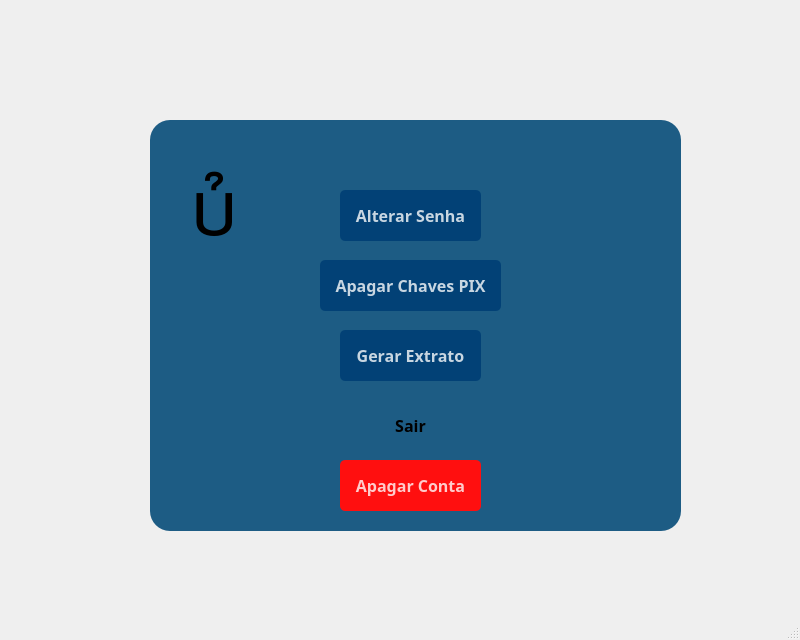
Qt form tela_perfil.ui (WesleyKennedyCattaneo/stonks_bank) before a commit.
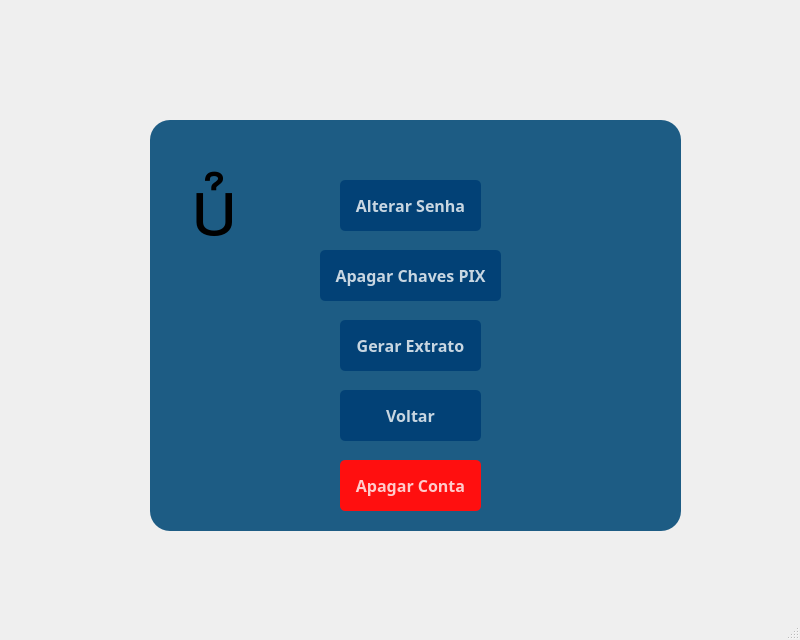
The same form after that commit.

Diff of the .ui file:
```diff
--- a/tela_perfil.ui
+++ b/tela_perfil.ui
@@ -105,7 +105,7 @@
      <property name="geometry">
       <rect>
        <x>190</x>
-       <y>70</y>
+       <y>60</y>
        <width>141</width>
        <height>51</height>
       </rect>
@@ -141,46 +141,6 @@
       <string>Alterar Senha</string>
      </property>
     </widget>
-    <widget class="QPushButton" name="voltar_botao">
-     <property name="geometry">
-      <rect>
-       <x>190</x>
-       <y>280</y>
-       <width>141</width>
-       <height>51</height>
-      </rect>
-     </property>
-     <property name="font">
-      <font>
-       <family>Arial Black</family>
-       <pointsize>12</pointsize>
-       <weight>75</weight>
-       <bold>true</bold>
-      </font>
-     </property>
-     <property name="styleSheet">
-      <string notr="true">
-QPushButton#sairButton{
-background-color:rgba(2, 65, 118, 255);
-color:rgba(255, 255, 255, 200);
-border-radius:5px;
-}
-
-QPushButton#sairButton:pressed{
-padding-left:5px;
-padding-top:5px;
-background-color:qlineargradient(spread:pad, x1:1, y1:1, x2:1, y2:0, stop:0 rgba(66, 199, 255, 100), stop:1 rgba(255, 255, 255, 100));
-}
-
-QPushButton#sairButton{
-background-color:rgba(2, 65, 118, 255);
-}
-</string>
-     </property>
-     <property name="text">
-      <string>Sair</string>
-     </property>
-    </widget>
     <widget class="QLabel" name="name_label">
      <property name="geometry">
       <rect>
@@ -257,7 +217,7 @@
      <property name="geometry">
       <rect>
        <x>170</x>
-       <y>140</y>
+       <y>130</y>
        <width>181</width>
        <height>51</height>
       </rect>
@@ -297,7 +257,7 @@
      <property name="geometry">
       <rect>
        <x>190</x>
-       <y>210</y>
+       <y>200</y>
        <width>141</width>
        <height>51</height>
       </rect>
@@ -333,6 +293,46 @@
       <string>Gerar Extrato</string>
      </property>
     </widget>
+    <widget class="QPushButton" name="voltarButton">
+     <property name="geometry">
+      <rect>
+       <x>190</x>
+       <y>270</y>
+       <width>141</width>
+       <height>51</height>
+      </rect>
+     </property>
+     <property name="font">
+      <font>
+       <family>Arial Black</family>
+       <pointsize>12</pointsize>
+       <weight>75</weight>
+       <bold>true</bold>
+      </font>
+     </property>
+     <property name="styleSheet">
+      <string notr="true">
+QPushButton#voltarButton{
+background-color:rgba(2, 65, 118, 255);
+color:rgba(255, 255, 255, 200);
+border-radius:5px;
+}
+
+QPushButton#voltarButton:pressed{
+padding-left:5px;
+padding-top:5px;
+background-color:qlineargradient(spread:pad, x1:1, y1:1, x2:1, y2:0, stop:0 rgba(66, 199, 255, 100), stop:1 rgba(255, 255, 255, 100));
+}
+
+QPushButton#voltarButton{
+background-color:rgba(2, 65, 118, 255);
+}
+</string>
+     </property>
+     <property name="text">
+      <string>Voltar</string>
+     </property>
+    </widget>
    </widget>
   </widget>
   <widget class="QMenuBar" name="menubar">
```
